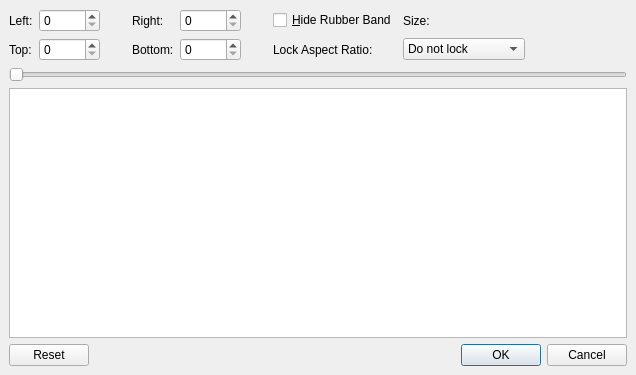
First picture: the form in avidemux_plugins/ADM_videoFilters6/crop/qt5/crop.ui, repository mean00/avidemux2, before the edit.
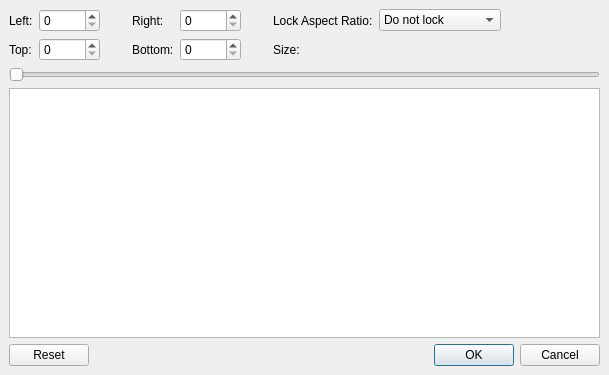
Second picture: the form after the edit. Custom widgets are drawn as their Qt base class.

Commit message: [crop/qt5] move Hide rubberband to preferences

Diff of the .ui file:
```diff
--- a/avidemux_plugins/ADM_videoFilters6/crop/qt5/crop.ui
+++ b/avidemux_plugins/ADM_videoFilters6/crop/qt5/crop.ui
@@ -6,7 +6,7 @@
    <rect>
     <x>0</x>
     <y>0</y>
-    <width>636</width>
+    <width>609</width>
     <height>375</height>
    </rect>
   </property>
@@ -90,13 +90,6 @@
        </property>
       </spacer>
      </item>
-     <item row="2" column="6">
-      <widget class="QLabel" name="labelLockAR">
-       <property name="text">
-        <string>Lock Aspect Ratio:</string>
-       </property>
-      </widget>
-     </item>
      <item row="0" column="4">
       <widget class="QSpinBox" name="spinBoxRight">
        <property name="maximum">
@@ -127,16 +120,6 @@
        </property>
       </widget>
      </item>
-     <item row="0" column="6">
-      <widget class="QCheckBox" name="checkBoxRubber">
-       <property name="enabled">
-        <bool>true</bool>
-       </property>
-       <property name="text">
-        <string>&amp;Hide Rubber Band</string>
-       </property>
-      </widget>
-     </item>
      <item row="0" column="5">
       <spacer name="horizontalSpacer_2">
        <property name="orientation">
@@ -176,7 +159,21 @@
        </property>
       </spacer>
      </item>
-     <item row="2" column="7">
+     <item row="2" column="4">
+      <widget class="QSpinBox" name="spinBoxBottom">
+       <property name="maximum">
+        <number>16384</number>
+       </property>
+      </widget>
+     </item>
+     <item row="0" column="6">
+      <widget class="QLabel" name="labelLockAR">
+       <property name="text">
+        <string>Lock Aspect Ratio:</string>
+       </property>
+      </widget>
+     </item>
+     <item row="0" column="7">
       <widget class="QComboBox" name="comboBoxAspectRatio">
        <property name="currentText">
         <string>Do not lock</string>
@@ -228,14 +225,7 @@
        </item>
       </widget>
      </item>
-     <item row="2" column="4">
-      <widget class="QSpinBox" name="spinBoxBottom">
-       <property name="maximum">
-        <number>16384</number>
-       </property>
-      </widget>
-     </item>
-     <item row="0" column="7" colspan="5">
+     <item row="2" column="6" colspan="2">
       <layout class="QHBoxLayout" name="horizontalLayout_2">
        <item>
         <widget class="QLabel" name="labelSize">
@@ -305,16 +295,16 @@
   </layout>
  </widget>
  <customwidgets>
-  <customwidget>
-   <class>ADM_flyNavSlider</class>
-   <extends>ADM_QSlider</extends>
-   <header>ADM_toolkitQt.h</header>
-  </customwidget>
   <customwidget>
    <class>ADM_QSlider</class>
    <extends>QSlider</extends>
    <header>ADM_toolkitQt.h</header>
   </customwidget>
+  <customwidget>
+   <class>ADM_flyNavSlider</class>
+   <extends>ADM_QSlider</extends>
+   <header>ADM_toolkitQt.h</header>
+  </customwidget>
  </customwidgets>
  <resources/>
  <connections>
```
The commit also changes 2 other files.
